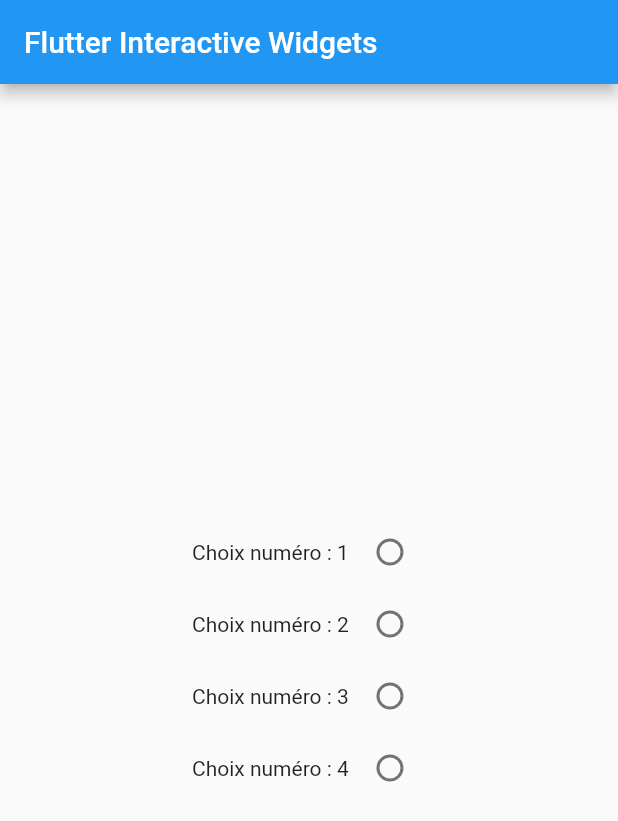
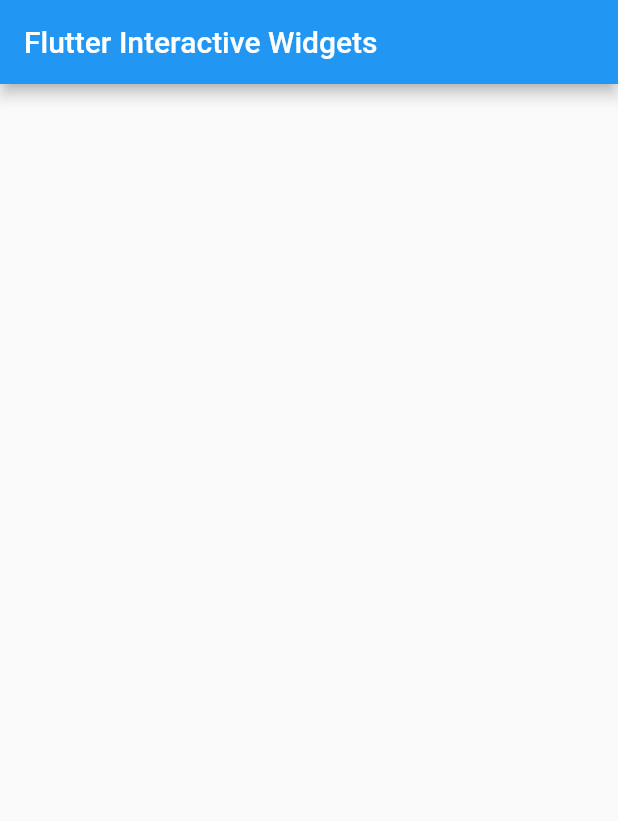
Before and after one commit to FlorianKogon/flutter_widgets_interactives, a Flutter app: the screen it shows after launch, on a phone screen of 412 x 824 dp. Shown: the top 821 px of the screen. Run offline on Flutter 3.47's test engine with Material 2 defaults, Android fonts, the phone set to English and light mode, and no system bars.

```diff
--- a/lib/widgets/home.dart
+++ b/lib/widgets/home.dart
@@ -10,6 +10,9 @@ class MyHomePage extends StatefulWidget {
 }
 
 class _MyHomePageState extends State<MyHomePage> {
+
+  //Items needed for switch
+  bool interruptor;
 
   //Items needed for radiobuttons
   int itemSelected;
@@ -84,8 +87,23 @@ class _MyHomePageState extends State<MyHomePage> {
         body: Center(
           child: Column(
             mainAxisAlignment: MainAxisAlignment.center,
-            children: radios(),
-            // CHECKLIST
+            // SWTICH
+            /*
+            children: [
+              Text("Aimez-vous flutter ?"),
+              Switch(value: interruptor,
+                inactiveTrackColor: Colors.red,
+                activeColor: Colors.green,
+                onChanged: (bool b) {
+                  setState(() {
+                    interruptor = b;
+                  });
+              })
+            ],
+             */
+            // RADIOBUTTONS
+            //children: radios(),
+            // CHECKBOXES
             //children: checkList(),
             /*
             TEXTFIELD
```
